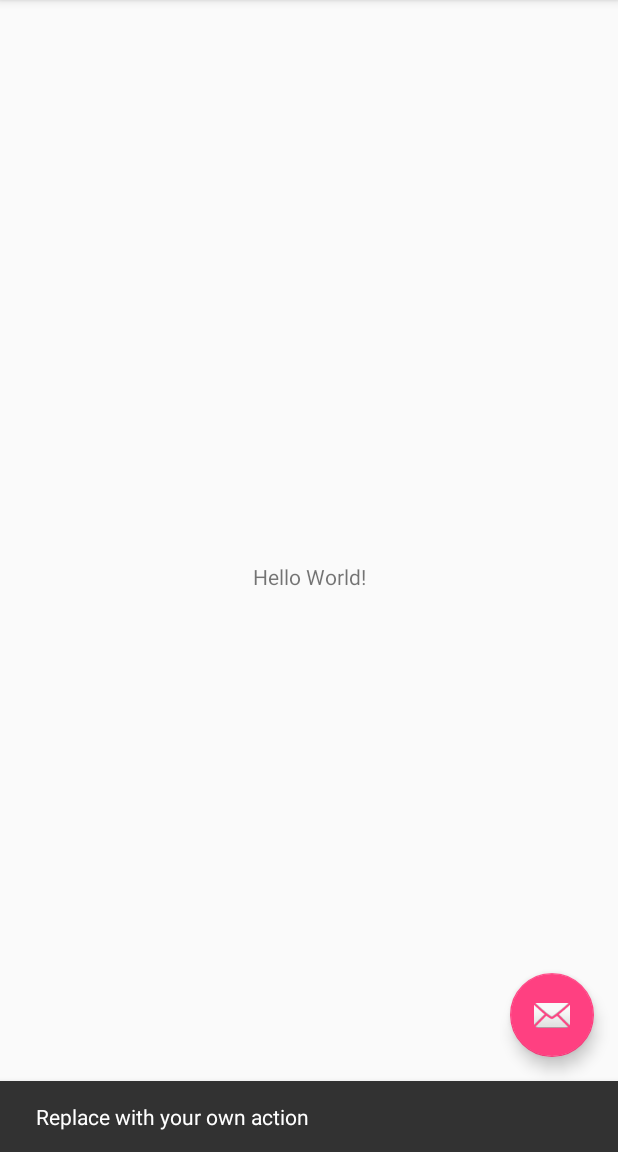
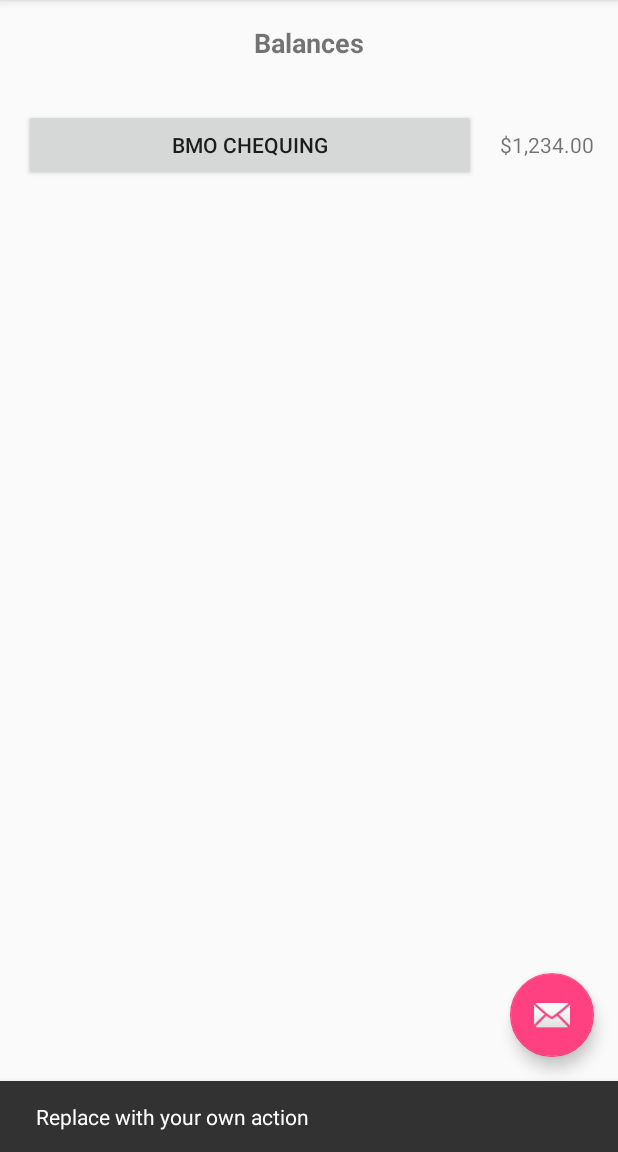
Before and after one commit to pmak905/Flyknits, an Android app: the screen it shows after launch (MainActivity), after a tap on an icon or button, on a phone screen of 412 x 824 dp, the part 84-1236 px from its top. Run offline under Robolectric (Android 15) with nearby library versions, the phone set to English and light mode, and no system bars.

Commit message:
Added main Balances and Txns page

```diff
--- a/app/src/main/AndroidManifest.xml
+++ b/app/src/main/AndroidManifest.xml
@@ -19,6 +19,7 @@
                 <category android:name="android.intent.category.LAUNCHER" />
             </intent-filter>
         </activity>
+        <activity android:name=".DisplayChqTxnsActivity" android:parentActivityName=".MainActivity"></activity>
     </application>
 
 </manifest>
--- a/app/src/main/res/layout/content_main.xml
+++ b/app/src/main/res/layout/content_main.xml
@@ -9,12 +9,40 @@
     tools:showIn="@layout/app_bar_main">
 
     <TextView
+        android:id="@+id/textView2"
         android:layout_width="wrap_content"
         android:layout_height="wrap_content"
-        android:text="Hello World!"
-        app:layout_constraintBottom_toBottomOf="parent"
+        android:layout_marginTop="16dp"
+        android:text="@string/header_balance"
+        android:textSize="18sp"
+        android:textStyle="bold"
+        app:layout_constraintTop_toTopOf="parent"
+        app:layout_constraintRight_toRightOf="parent"
+        app:layout_constraintLeft_toLeftOf="parent" />
+
+    <Button
+        android:id="@+id/button"
+        android:layout_width="0dp"
+        android:layout_height="wrap_content"
+        android:layout_marginLeft="16dp"
+        android:onClick="openChqTxns"
+        android:text="@string/newjob_chq"
         app:layout_constraintLeft_toLeftOf="parent"
+        app:layout_constraintRight_toLeftOf="@+id/textView3"
+        android:layout_marginTop="32dp"
+        app:layout_constraintTop_toBottomOf="@+id/textView2"
+        android:layout_marginStart="16dp" />
+
+    <TextView
+        android:id="@+id/textView3"
+        android:layout_width="wrap_content"
+        android:layout_height="wrap_content"
+        android:text="$1,234.00"
+        app:layout_constraintBaseline_toBaselineOf="@+id/button"
+        app:layout_constraintLeft_toRightOf="@+id/button"
         app:layout_constraintRight_toRightOf="parent"
-        app:layout_constraintTop_toTopOf="parent" />
-
+        android:layout_marginRight="16dp"
+        android:layout_marginLeft="16dp"
+        android:layout_marginStart="16dp"
+        android:layout_marginEnd="16dp" />
 </android.support.constraint.ConstraintLayout>
--- a/app/src/main/res/values/strings.xml
+++ b/app/src/main/res/values/strings.xml
@@ -5,4 +5,9 @@
     <string name="navigation_drawer_close">Close navigation drawer</string>
 
     <string name="action_settings">Settings</string>
+    <string name="header_balance">Balances</string>
+    <string name="newjob_chq">BMO Chequing</string>
+    <string name="col_date">Date</string>
+    <string name="col_desc">Description</string>
+    <string name="col_amt">Amount</string>
 </resources>
```
Also changed, not shown: app/src/main/java/com/hackabots/flyknits/DisplayChqTxnsActivity.java (added, +21 -0 lines), app/src/main/java/com/hackabots/flyknits/MainActivity.java (+12 -0 lines), app/src/main/res/layout/activity_display_chq_txns.xml (added, +174 -0 lines).
